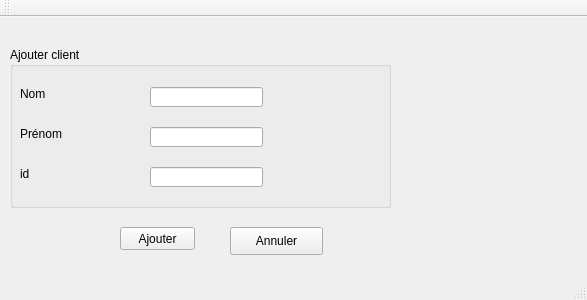
Before: the Qt Designer form mainwindow.ui in molkadhrief/2A30, drawn with Qt 5.
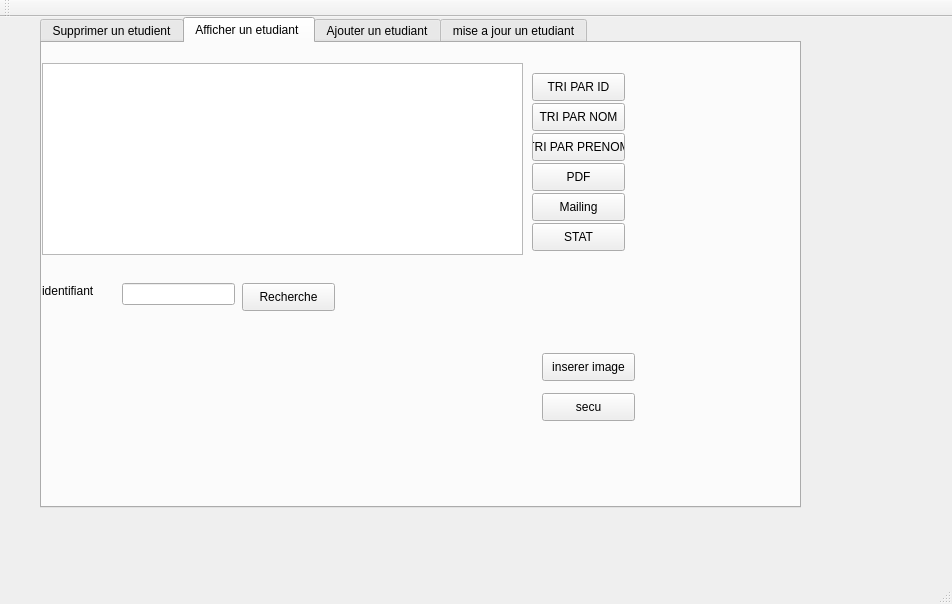
After: the same form once the commit is applied.

```diff
--- a/mainwindow.ui
+++ b/mainwindow.ui
@@ -6,121 +6,494 @@
    <rect>
     <x>0</x>
     <y>0</y>
-    <width>587</width>
-    <height>300</height>
+    <width>952</width>
+    <height>604</height>
    </rect>
   </property>
   <property name="windowTitle">
    <string>Gestion des Clients</string>
   </property>
   <widget class="QWidget" name="centralWidget">
-   <widget class="QGroupBox" name="groupBox">
+   <widget class="QTabWidget" name="tabWidget">
     <property name="geometry">
      <rect>
-      <x>10</x>
-      <y>30</y>
-      <width>381</width>
-      <height>161</height>
+      <x>40</x>
+      <y>0</y>
+      <width>761</width>
+      <height>491</height>
      </rect>
     </property>
-    <property name="title">
-     <string>Ajouter client</string>
+    <property name="currentIndex">
+     <number>1</number>
     </property>
-    <widget class="QLabel" name="label">
-     <property name="geometry">
-      <rect>
-       <x>10</x>
-       <y>40</y>
-       <width>47</width>
-       <height>13</height>
-      </rect>
-     </property>
-     <property name="text">
-      <string>Nom</string>
-     </property>
+    <widget class="QWidget" name="tab">
+     <attribute name="title">
+      <string>Supprimer un etudient</string>
+     </attribute>
+     <widget class="QLabel" name="label_4">
+      <property name="geometry">
+       <rect>
+        <x>30</x>
+        <y>90</y>
+        <width>56</width>
+        <height>16</height>
+       </rect>
+      </property>
+      <property name="text">
+       <string>id</string>
+      </property>
+     </widget>
+     <widget class="QPushButton" name="pb_sup">
+      <property name="geometry">
+       <rect>
+        <x>120</x>
+        <y>200</y>
+        <width>93</width>
+        <height>28</height>
+       </rect>
+      </property>
+      <property name="text">
+       <string>Supprimer</string>
+      </property>
+     </widget>
+     <widget class="QLineEdit" name="le_id_sup">
+      <property name="geometry">
+       <rect>
+        <x>120</x>
+        <y>90</y>
+        <width>113</width>
+        <height>22</height>
+       </rect>
+      </property>
+     </widget>
     </widget>
-    <widget class="QLabel" name="label_2">
-     <property name="geometry">
-      <rect>
-       <x>10</x>
-       <y>80</y>
-       <width>47</width>
-       <height>13</height>
-      </rect>
-     </property>
-     <property name="text">
-      <string>Prénom</string>
-     </property>
+    <widget class="QWidget" name="tab_2">
+     <attribute name="title">
+      <string>Afficher un etudiant </string>
+     </attribute>
+     <widget class="QTableView" name="tab_Etudiant">
+      <property name="geometry">
+       <rect>
+        <x>0</x>
+        <y>20</y>
+        <width>481</width>
+        <height>192</height>
+       </rect>
+      </property>
+     </widget>
+     <widget class="QLineEdit" name="le_id_2">
+      <property name="geometry">
+       <rect>
+        <x>80</x>
+        <y>240</y>
+        <width>113</width>
+        <height>22</height>
+       </rect>
+      </property>
+     </widget>
+     <widget class="QPushButton" name="pb_ajouter_4">
+      <property name="geometry">
+       <rect>
+        <x>200</x>
+        <y>240</y>
+        <width>93</width>
+        <height>28</height>
+       </rect>
+      </property>
+      <property name="text">
+       <string>Recherche</string>
+      </property>
+     </widget>
+     <widget class="QLabel" name="label_5">
+      <property name="geometry">
+       <rect>
+        <x>0</x>
+        <y>240</y>
+        <width>56</width>
+        <height>16</height>
+       </rect>
+      </property>
+      <property name="text">
+       <string>identifiant</string>
+      </property>
+     </widget>
+     <widget class="QPushButton" name="pb_ajouter_5">
+      <property name="geometry">
+       <rect>
+        <x>490</x>
+        <y>30</y>
+        <width>93</width>
+        <height>28</height>
+       </rect>
+      </property>
+      <property name="text">
+       <string>TRI PAR ID</string>
+      </property>
+     </widget>
+     <widget class="QPushButton" name="pb_ajouter_6">
+      <property name="geometry">
+       <rect>
+        <x>490</x>
+        <y>60</y>
+        <width>93</width>
+        <height>28</height>
+       </rect>
+      </property>
+      <property name="text">
+       <string>TRI PAR NOM</string>
+      </property>
+     </widget>
+     <widget class="QPushButton" name="pb_ajouter_7">
+      <property name="geometry">
+       <rect>
+        <x>490</x>
+        <y>90</y>
+        <width>93</width>
+        <height>28</height>
+       </rect>
+      </property>
+      <property name="text">
+       <string>TRI PAR PRENOM</string>
+      </property>
+     </widget>
+     <widget class="QPushButton" name="pb_ajouter_8">
+      <property name="geometry">
+       <rect>
+        <x>490</x>
+        <y>120</y>
+        <width>93</width>
+        <height>28</height>
+       </rect>
+      </property>
+      <property name="text">
+       <string>PDF</string>
+      </property>
+     </widget>
+     <widget class="QPushButton" name="pushMailing">
+      <property name="geometry">
+       <rect>
+        <x>490</x>
+        <y>150</y>
+        <width>93</width>
+        <height>28</height>
+       </rect>
+      </property>
+      <property name="text">
+       <string>Mailing</string>
+      </property>
+     </widget>
+     <widget class="QPushButton" name="pushMailing_2">
+      <property name="geometry">
+       <rect>
+        <x>490</x>
+        <y>180</y>
+        <width>93</width>
+        <height>28</height>
+       </rect>
+      </property>
+      <property name="text">
+       <string>STAT</string>
+      </property>
+     </widget>
+     <widget class="QPushButton" name="secu">
+      <property name="geometry">
+       <rect>
+        <x>500</x>
+        <y>350</y>
+        <width>93</width>
+        <height>28</height>
+       </rect>
+      </property>
+      <property name="text">
+       <string>secu</string>
+      </property>
+     </widget>
+     <widget class="QPushButton" name="insertimg">
+      <property name="geometry">
+       <rect>
+        <x>500</x>
+        <y>310</y>
+        <width>93</width>
+        <height>28</height>
+       </rect>
+      </property>
+      <property name="text">
+       <string>inserer image</string>
+      </property>
+     </widget>
+     <widget class="QLabel" name="imagee">
+      <property name="geometry">
+       <rect>
+        <x>150</x>
+        <y>280</y>
+        <width>321</width>
+        <height>151</height>
+       </rect>
+      </property>
+      <property name="text">
+       <string/>
+      </property>
+     </widget>
     </widget>
-    <widget class="QLabel" name="label_3">
-     <property name="geometry">
-      <rect>
-       <x>10</x>
-       <y>120</y>
-       <width>47</width>
-       <height>13</height>
-      </rect>
-     </property>
-     <property name="text">
-      <string>id</string>
-     </property>
+    <widget class="QWidget" name="tab_3">
+     <attribute name="title">
+      <string>Ajouter un etudiant</string>
+     </attribute>
+     <widget class="QGroupBox" name="groupBox">
+      <property name="geometry">
+       <rect>
+        <x>30</x>
+        <y>40</y>
+        <width>291</width>
+        <height>241</height>
+       </rect>
+      </property>
+      <property name="title">
+       <string>Ajout</string>
+      </property>
+      <widget class="QLabel" name="label">
+       <property name="geometry">
+        <rect>
+         <x>10</x>
+         <y>40</y>
+         <width>56</width>
+         <height>16</height>
+        </rect>
+       </property>
+       <property name="text">
+        <string>identifiant</string>
+       </property>
+      </widget>
+      <widget class="QLineEdit" name="le_id">
+       <property name="geometry">
+        <rect>
+         <x>90</x>
+         <y>40</y>
+         <width>113</width>
+         <height>22</height>
+        </rect>
+       </property>
+      </widget>
+      <widget class="QLabel" name="label_2">
+       <property name="geometry">
+        <rect>
+         <x>10</x>
+         <y>100</y>
+         <width>56</width>
+         <height>16</height>
+        </rect>
+       </property>
+       <property name="text">
+        <string>nom</string>
+       </property>
+      </widget>
+      <widget class="QLabel" name="label_3">
+       <property name="geometry">
+        <rect>
+         <x>20</x>
+         <y>150</y>
+         <width>56</width>
+         <height>16</height>
+        </rect>
+       </property>
+       <property name="text">
+        <string>prenom</string>
+       </property>
+      </widget>
+      <widget class="QLineEdit" name="le_nom">
+       <property name="geometry">
+        <rect>
+         <x>90</x>
+         <y>100</y>
+         <width>113</width>
+         <height>22</height>
+        </rect>
+       </property>
+      </widget>
+      <widget class="QLineEdit" name="le_prenom">
+       <property name="geometry">
+        <rect>
+         <x>90</x>
+         <y>150</y>
+         <width>113</width>
+         <height>22</height>
+        </rect>
+       </property>
+      </widget>
+      <widget class="QLabel" name="label_9">
+       <property name="geometry">
+        <rect>
+         <x>10</x>
+         <y>200</y>
+         <width>71</width>
+         <height>20</height>
+        </rect>
+       </property>
+       <property name="text">
+        <string>NUM_VOY</string>
+       </property>
+      </widget>
+      <widget class="QLineEdit" name="le_prenom_3">
+       <property name="geometry">
+        <rect>
+         <x>90</x>
+         <y>200</y>
+         <width>113</width>
+         <height>22</height>
+        </rect>
+       </property>
+      </widget>
+     </widget>
+     <widget class="QPushButton" name="pb_ajouter">
+      <property name="geometry">
+       <rect>
+        <x>340</x>
+        <y>120</y>
+        <width>93</width>
+        <height>28</height>
+       </rect>
+      </property>
+      <property name="text">
+       <string>Ajouter</string>
+      </property>
+     </widget>
     </widget>
-    <widget class="QLineEdit" name="linenom">
-     <property name="geometry">
-      <rect>
-       <x>140</x>
-       <y>40</y>
-       <width>113</width>
-       <height>20</height>
-      </rect>
-     </property>
+    <widget class="QWidget" name="tab_4">
+     <attribute name="title">
+      <string>mise a jour un etudiant</string>
+     </attribute>
+     <widget class="QGroupBox" name="groupBox_2">
+      <property name="geometry">
+       <rect>
+        <x>40</x>
+        <y>110</y>
+        <width>281</width>
+        <height>181</height>
+       </rect>
+      </property>
+      <property name="title">
+       <string>Ajout</string>
+      </property>
+      <widget class="QLabel" name="label_6">
+       <property name="geometry">
+        <rect>
+         <x>20</x>
+         <y>40</y>
+         <width>56</width>
+         <height>16</height>
+        </rect>
+       </property>
+       <property name="text">
+        <string>nom</string>
+       </property>
+      </widget>
+      <widget class="QLabel" name="label_7">
+       <property name="geometry">
+        <rect>
+         <x>30</x>
+         <y>90</y>
+         <width>56</width>
+         <height>16</height>
+        </rect>
+       </property>
+       <property name="text">
+        <string>prenom</string>
+       </property>
+      </widget>
+      <widget class="QLineEdit" name="le_nom_2">
+       <property name="geometry">
+        <rect>
+         <x>100</x>
+         <y>40</y>
+         <width>113</width>
+         <height>22</height>
+        </rect>
+       </property>
+      </widget>
+      <widget class="QLineEdit" name="le_prenom_2">
+       <property name="geometry">
+        <rect>
+         <x>100</x>
+         <y>90</y>
+         <width>113</width>
+         <height>22</height>
+        </rect>
+       </property>
+      </widget>
+      <widget class="QLineEdit" name="le_prenom_4">
+       <property name="geometry">
+        <rect>
+         <x>100</x>
+         <y>130</y>
+         <width>113</width>
+         <height>22</height>
+        </rect>
+       </property>
+      </widget>
+      <widget class="QLabel" name="label_10">
+       <property name="geometry">
+        <rect>
+         <x>20</x>
+         <y>130</y>
+         <width>71</width>
+         <height>20</height>
+        </rect>
+       </property>
+       <property name="text">
+        <string>NUM_VOY</string>
+       </property>
+      </widget>
+     </widget>
+     <widget class="QPushButton" name="pb_ajouter_2">
+      <property name="geometry">
+       <rect>
+        <x>390</x>
+        <y>90</y>
+        <width>93</width>
+        <height>28</height>
+       </rect>
+      </property>
+      <property name="text">
+       <string>Modifier</string>
+      </property>
+     </widget>
+     <widget class="QPushButton" name="pb_ajouter_3">
+      <property name="geometry">
+       <rect>
+        <x>390</x>
+        <y>130</y>
+        <width>93</width>
+        <height>28</height>
+       </rect>
+      </property>
+      <property name="text">
+       <string>Quitte</string>
+      </property>
+     </widget>
+     <widget class="QLabel" name="label_8">
+      <property name="geometry">
+       <rect>
+        <x>40</x>
+        <y>50</y>
+        <width>56</width>
+        <height>16</height>
+       </rect>
+      </property>
+      <property name="text">
+       <string>identifiant</string>
+      </property>
+     </widget>
+     <widget class="QLineEdit" name="le_id_3">
+      <property name="geometry">
+       <rect>
+        <x>120</x>
+        <y>50</y>
+        <width>113</width>
+        <height>22</height>
+       </rect>
+      </property>
+     </widget>
     </widget>
-    <widget class="QLineEdit" name="lineprenom">
-     <property name="geometry">
-      <rect>
-       <x>140</x>
-       <y>80</y>
-       <width>113</width>
-       <height>20</height>
-      </rect>
-     </property>
-    </widget>
-    <widget class="QLineEdit" name="line_id">
-     <property name="geometry">
-      <rect>
-       <x>140</x>
-       <y>120</y>
-       <width>113</width>
-       <height>20</height>
-      </rect>
-     </property>
-    </widget>
-   </widget>
-   <widget class="QPushButton" name="pushButton">
-    <property name="geometry">
-     <rect>
-      <x>120</x>
-      <y>210</y>
-      <width>75</width>
-      <height>23</height>
-     </rect>
-    </property>
-    <property name="text">
-     <string>Ajouter</string>
-    </property>
-   </widget>
-   <widget class="QPushButton" name="pushButton_2">
-    <property name="geometry">
-     <rect>
-      <x>230</x>
-      <y>210</y>
-      <width>93</width>
-      <height>28</height>
-     </rect>
-    </property>
-    <property name="text">
-     <string>Annuler</string>
-    </property>
    </widget>
   </widget>
   <widget class="QMenuBar" name="menuBar">
```
Left out of the diff: 2 changed lines with no effect on the pictures.
